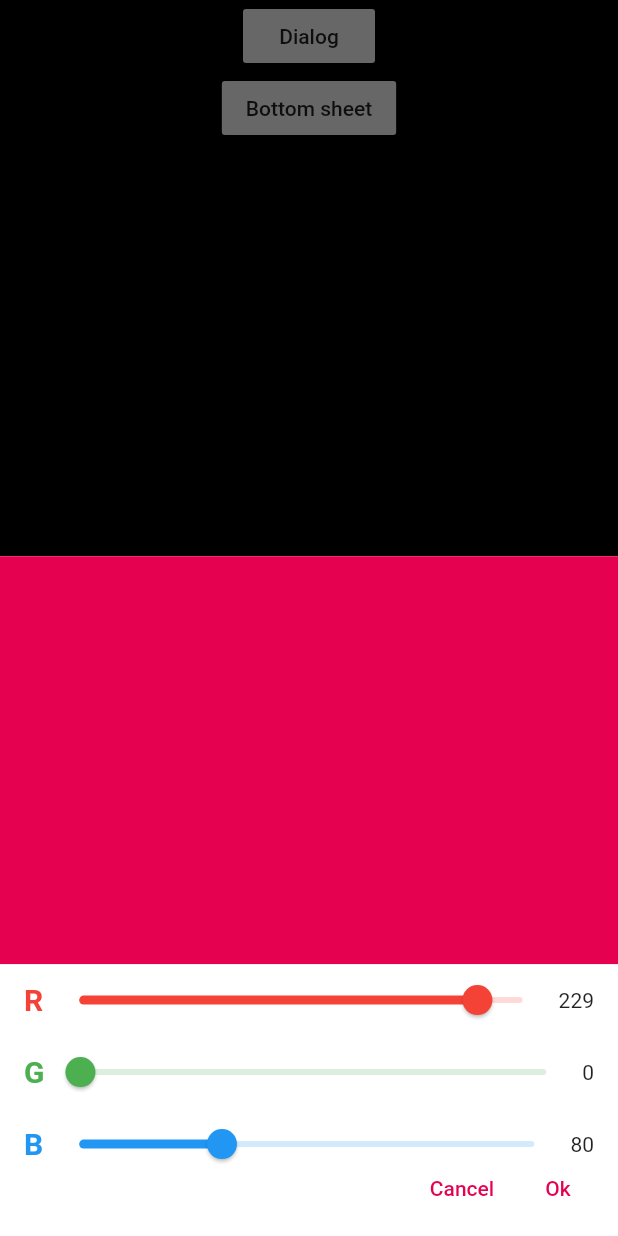
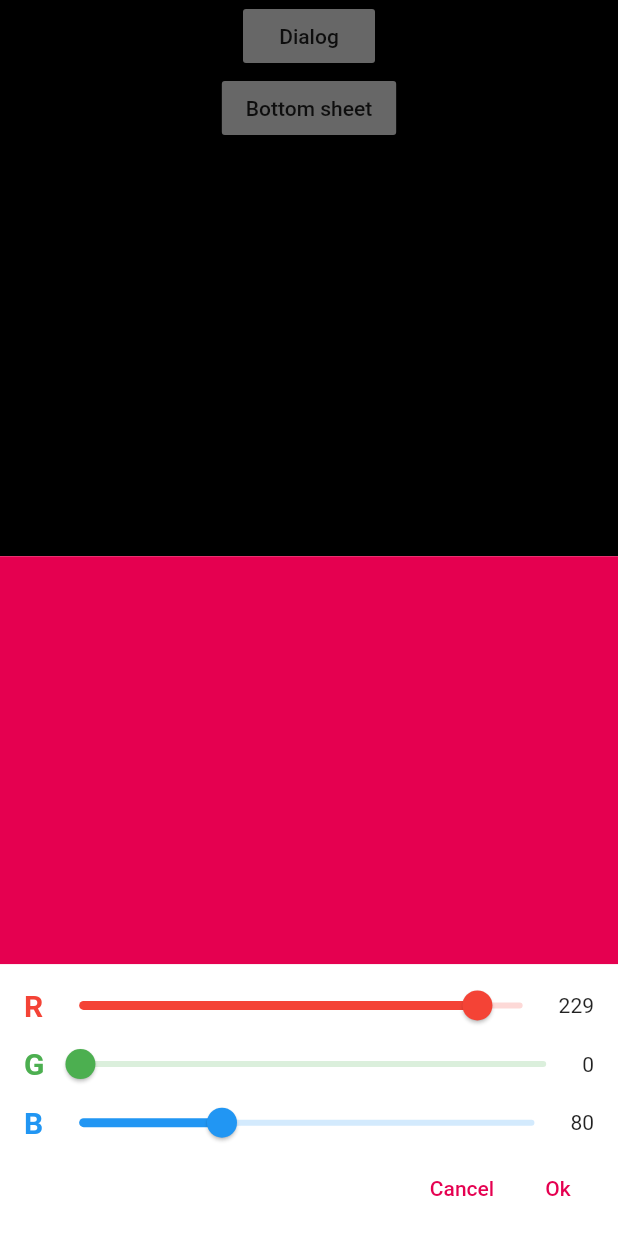
Before and after one commit to simrat39/simple_color_picker, a Flutter app: the screen it shows after launch, after a tap on "Bottom sheet", on a phone screen of 412 x 824 dp. Run offline on Flutter 3.47's test engine with Material 2 defaults, Android fonts, the light colour scheme and no system bars; our stand-ins replace flutter_riverpod.

Commit message:
Fix overflow for odd heights

```diff
--- a/example/lib/main.dart
+++ b/example/lib/main.dart
@@ -57,10 +57,7 @@ class MyHomePage extends StatelessWidget {
               onPressed: () => showModalBottomSheet(
                 context: context,
                 builder: (context) {
-                  return Container(
-                    height: MediaQuery.of(context).size.height * 0.55,
-                    width: MediaQuery.of(context).size.width * 0.35,
-                    child: SimpleColorPicker(
+                  return SimpleColorPicker(
                     height: MediaQuery.of(context).size.height * 0.55,
                     onColorSelect: (color) {
                       print(color);
@@ -70,7 +67,6 @@ class MyHomePage extends StatelessWidget {
                       Navigator.of(context).pop();
                     },
                     initialColor: Color(0xffe50050),
-                    ),
                   );
                 },
               ),
--- a/lib/simple_color_picker.dart
+++ b/lib/simple_color_picker.dart
@@ -89,23 +89,31 @@ class _MaterialColorPickerState extends State<_MaterialColorPicker> {
               ),
               Expanded(
                 child: Padding(
-                  padding: EdgeInsets.symmetric(
-                    horizontal: 16,
+                  padding: EdgeInsets.only(
+                    left: 16,
+                    right: 16,
+                    top: 8.0,
                   ),
                   child: Column(
                     mainAxisAlignment: MainAxisAlignment.center,
                     children: [
-                      ColorRow(
+                      Expanded(
+                        child: ColorRow(
                           color: Colors.red,
                           colorName: "red",
                         ),
-                      ColorRow(
+                      ),
+                      Expanded(
+                        child: ColorRow(
                           color: Colors.green,
                           colorName: "green",
                         ),
-                      ColorRow(
+                      ),
+                      Expanded(
+                        child: ColorRow(
                           color: Colors.blue,
                           colorName: "blue",
+                        ),
                       ),
                     ],
                   ),
```
Lines whose indentation alone changed are shown as unchanged.
